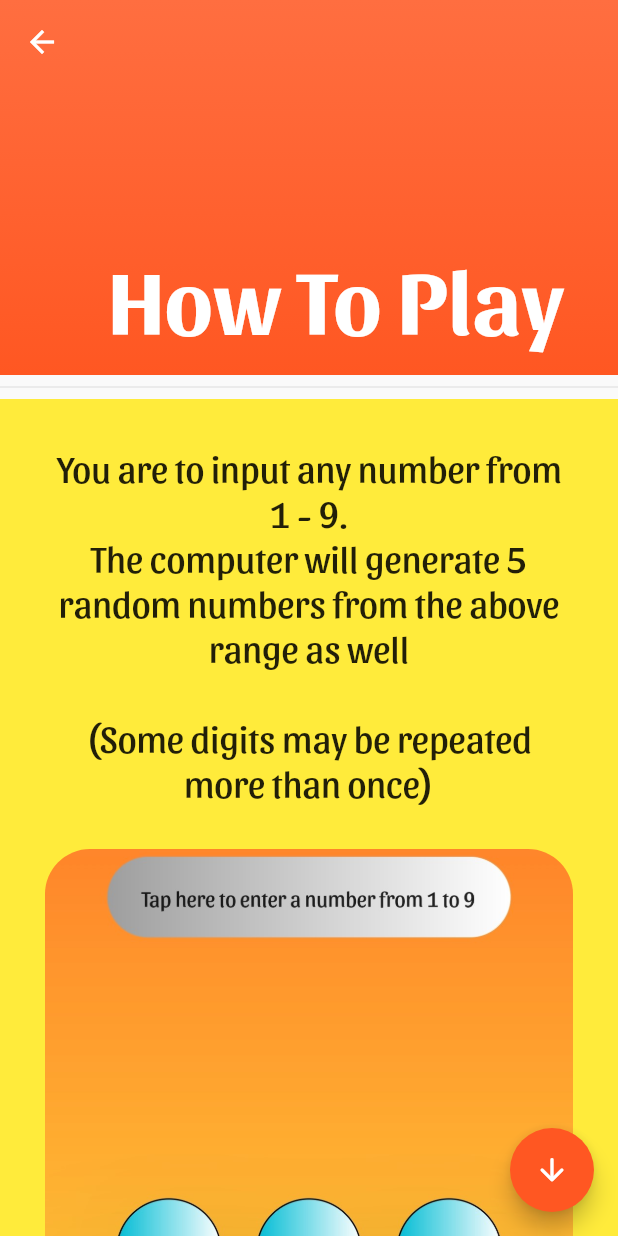
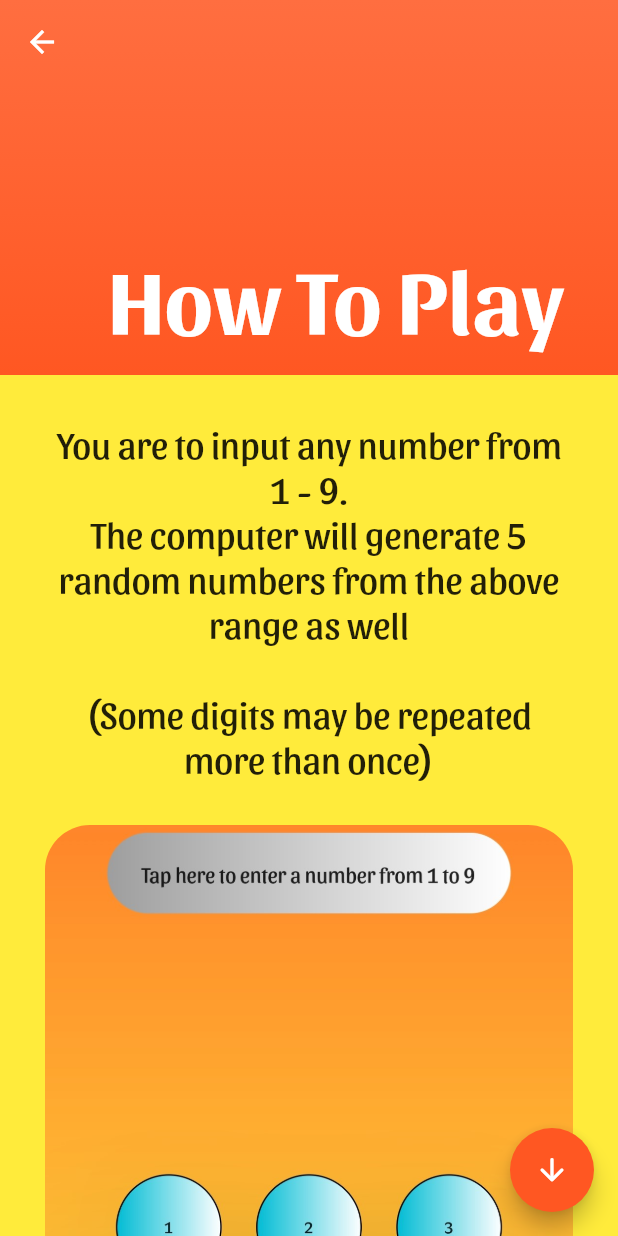
Before and after one commit to El-Technologies/Rumber, a Flutter app: the Proceed screen opened directly, on a phone screen of 412 x 824 dp. Run offline on Flutter 3.47's test engine with Material 2 defaults, Android fonts, the phone set to English and light mode, and no system bars; our stand-ins replace audioplayers, auto_size_text, cloud_firestore, firebase_core, getwidget, hive_flutter and 2 more; accounts and stored records are empty.

Commit message:
modified:   lib/instructions.dart 	modified:   lib/main.dart 	modified:   lib/random_numbers_game.dart

```diff
--- a/lib/instructions.dart
+++ b/lib/instructions.dart
@@ -49,7 +49,6 @@ class _ProceedState extends State<Proceed> {
           SliverList(
             delegate: SliverChildListDelegate(
               [
-                const Divider(),
                 Container(
                   padding: const EdgeInsets.all(30),
                   decoration: const BoxDecoration(
@@ -76,7 +75,7 @@ class _ProceedState extends State<Proceed> {
                     ],
                   ),
                 ),
-                const Divider(),
+                const SizedBox(height: 5),
                 Container(
                   padding: const EdgeInsets.all(30),
                   decoration: const BoxDecoration(
@@ -101,7 +100,7 @@ class _ProceedState extends State<Proceed> {
                     ],
                   ),
                 ),
-                const Divider(),
+                const SizedBox(height: 5),
                 Container(
                   padding: const EdgeInsets.all(30),
                   decoration: const BoxDecoration(
@@ -127,7 +126,7 @@ class _ProceedState extends State<Proceed> {
                     ],
                   ),
                 ),
-                const Divider(),
+                const SizedBox(height: 5),
                 Container(
                   padding: const EdgeInsets.all(30),
                   decoration: const BoxDecoration(
@@ -152,7 +151,7 @@ class _ProceedState extends State<Proceed> {
                     ],
                   ),
                 ),
-                const Divider(),
+                const SizedBox(height: 5),
                 Container(
                   padding: const EdgeInsets.all(30),
                   decoration: const BoxDecoration(
@@ -174,6 +173,28 @@ class _ProceedState extends State<Proceed> {
                       ClipRRect(
                         borderRadius: BorderRadius.circular(30),
                         child: Image.asset("assets/images/about-to-lose.png"),
+                      ),
+                      SizedBox(height: 40),
+                    ],
+                  ),
+                ),
+                const SizedBox(height: 5),
+                Container(
+                  padding: const EdgeInsets.all(30),
+                  decoration: BoxDecoration(
+                    color: Colors.purple[200],
+                  ),
+                  child: Column(
+                    mainAxisAlignment: MainAxisAlignment.center,
+                    children: const [
+                      Text(
+                        "The game will last for about an hour and the first person on the leaderboard "
+                        "gets whatever he or she earned in the game as his or her highest score."
+                        "\n\nGood luck!",
+                        style: TextStyle(
+                          fontSize: 25,
+                        ),
+                        textAlign: TextAlign.center,
                       ),
                       SizedBox(height: 40),
                     ],
--- a/lib/random_numbers_game.dart
+++ b/lib/random_numbers_game.dart
@@ -1146,10 +1146,10 @@ class _StartGameState extends State<StartGame> {
                               child: Center(
                                 child: Text(
                                   "Tap here to enter a number from 1 to 9",
+                                  maxLines: 1,
                                   style: TextStyle(
                                     fontSize:
-                                        MediaQuery.of(context).size.width *
-                                            .055,
+                                        MediaQuery.of(context).size.width * .04,
                                   ),
                                 ),
                               ),
```
Also changed, not shown: lib/main.dart (+45 -22 lines).
